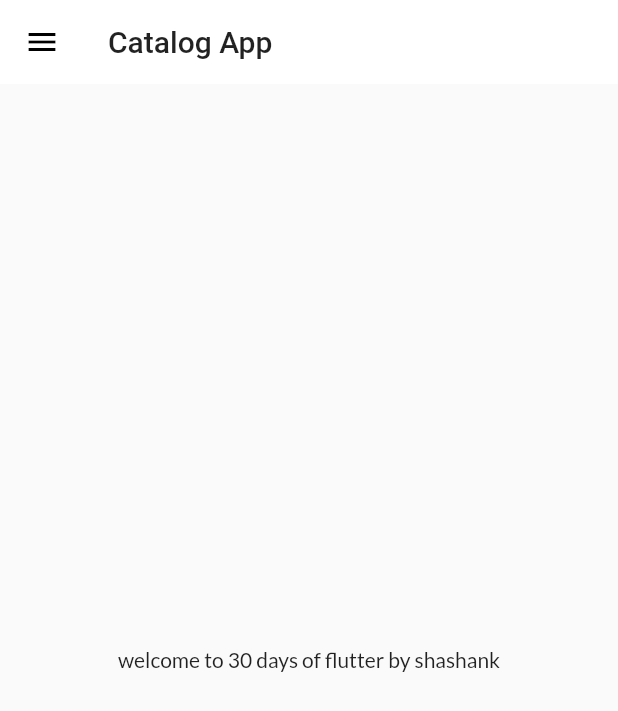
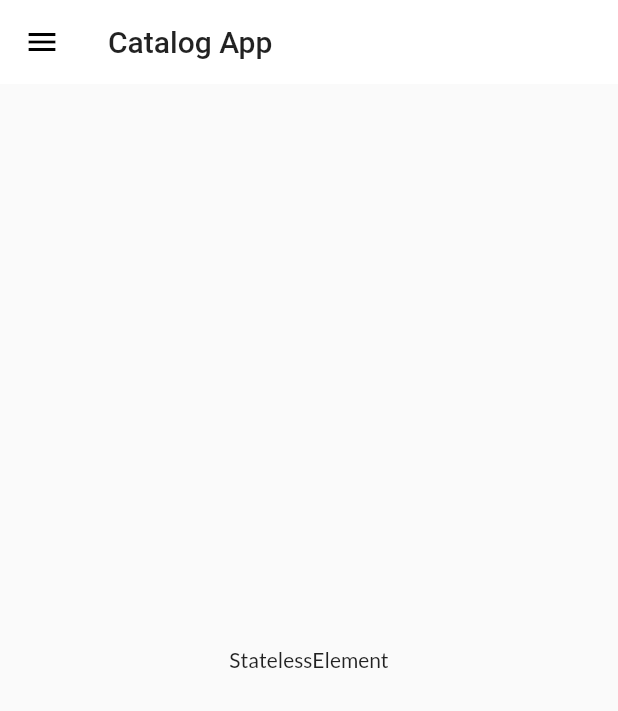
Before and after one commit to shashank3103-dev/flutter_catalog, a Flutter app: the screen it shows after launch, on a phone screen of 412 x 824 dp. Shown: the top 711 px of the screen. Run offline on Flutter 3.47's test engine with Material 2 defaults, Android fonts, the phone set to English and light mode, and no system bars; our stand-ins replace google_fonts.

Commit message:
day11completed

```diff
--- a/lib/pages/homepage.dart
+++ b/lib/pages/homepage.dart
@@ -14,7 +14,7 @@ class Homepage extends StatelessWidget {
       ),
       body: Center(
         child: Container(
-          child: Text('welcome to $days days of flutter by $name'),
+          child: Text(context.runtimeType.toString()),
         ),
       ),
     drawer: MyDrawer(),
```
Also changed, not shown: lib/models/catalog.dart (added, +11 -0 lines).
